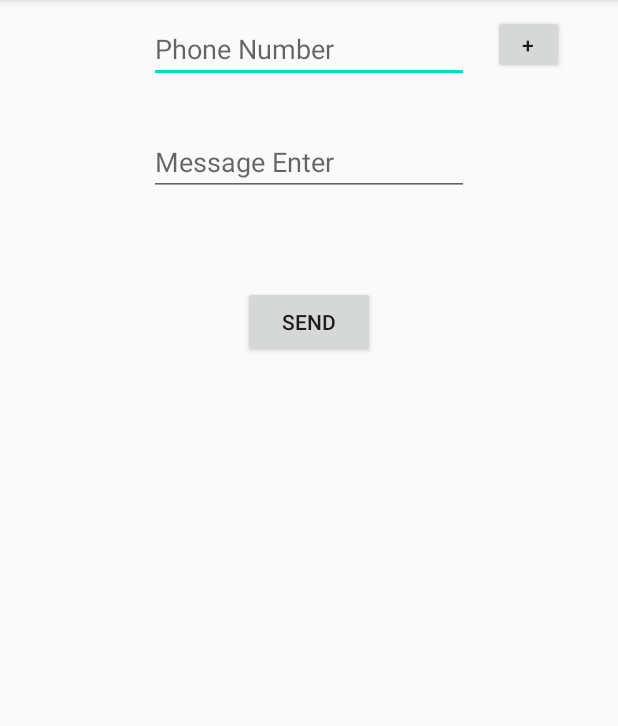
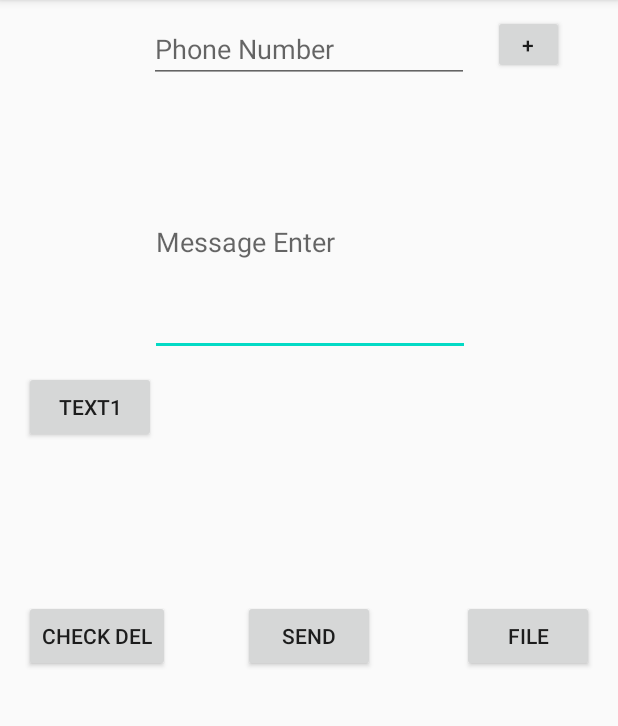
Before and after one commit to vitamincarrot/GroupSMS, an Android app: the screen it shows after launch (MainActivity), on a phone screen of 412 x 824 dp, the part 84-810 px from its top. Run offline under Robolectric (Android 15) with nearby library versions, the phone set to English and light mode, and no system bars.

Commit message:
치환 텍스트 변경

```diff
--- a/app/build.gradle
+++ b/app/build.gradle
@@ -33,4 +33,5 @@ dependencies {
     androidTestImplementation 'androidx.test.ext:junit:1.1.1'
     androidTestImplementation 'androidx.test.espresso:espresso-core:3.2.0'
 
+
 }
--- a/app/src/main/AndroidManifest.xml
+++ b/app/src/main/AndroidManifest.xml
@@ -12,7 +12,7 @@
         android:roundIcon="@mipmap/ic_launcher_round"
         android:supportsRtl="true"
         android:theme="@style/AppTheme">
-        <activity android:name=".MainActivity">
+        <activity android:name=".MainActivity" android:windowSoftInputMode="adjustNothing">
             <intent-filter>
                 <action android:name="android.intent.action.MAIN" />
 
--- a/app/src/main/java/com/example/groupsms/MainActivity.java
+++ b/app/src/main/java/com/example/groupsms/MainActivity.java
@@ -1,12 +1,7 @@
 package com.example.groupsms;
 
-import androidx.annotation.NonNull;
-import androidx.appcompat.app.AppCompatActivity;
-import androidx.core.app.ActivityCompat;
-import androidx.recyclerview.widget.LinearLayoutManager;
-import androidx.recyclerview.widget.RecyclerView;
-
 import android.Manifest;
+import android.content.DialogInterface;
 import android.content.pm.PackageManager;
 import android.os.Bundle;
 import android.telephony.SmsManager;
@@ -14,22 +9,40 @@ import android.util.Log;
 import android.view.View;
 import android.widget.Button;
 import android.widget.EditText;
+import android.widget.LinearLayout;
+import android.widget.ListView;
 import android.widget.Toast;
 
+import java.io.File;
 import java.util.ArrayList;
+
+import androidx.annotation.NonNull;
+import androidx.appcompat.app.AlertDialog;
+import androidx.appcompat.app.AppCompatActivity;
+import androidx.core.app.ActivityCompat;
+import androidx.recyclerview.widget.LinearLayoutManager;
+import androidx.recyclerview.widget.RecyclerView;
 
 public class MainActivity extends AppCompatActivity {
 
-    EditText num;
-    EditText msg;
-    Button sendBtn;
-    Button retryBtn;
-    Button addBtn;
     private static final int MY_PERMISSIONS_REQUEST_SEND_SMS = 1;
-    private RecyclerView recyclerView;
-    private RecyclerView.Adapter mAdapter;
-    private RecyclerView.LayoutManager layoutManager;
+    EditText num, msg;
+    Button sendBtn, retryBtn, addBtn, checkDelBtn, inputButton1;
+    Button btnSDCard;
+    String inputText1 = "Text1";
+    RecyclerView recyclerView;
+    private String[] FilePathStrings;
+    private String[] FileNameStrings;
+    private File[] listFile;
+    File file;
+    /*public RecyclerView.Adapter mAdapter;
+    public RecyclerView.LayoutManager layoutManager;*/
     ArrayList<String> myDataset = new ArrayList<>();
+    ArrayList<String> checkText = new ArrayList<>();
+    ArrayList<String> pathHistory;
+    String lastDirectory;
+    int count = 0;
+    ListView lvInternalStorage;
 
     @Override
     protected void onCreate(Bundle savedInstanceState) {
@@ -41,10 +54,12 @@ public class MainActivity extends AppCompatActivity {
         sendBtn = findViewById(R.id.sendbtn);
         retryBtn = findViewById(R.id.retrybtn);
         addBtn = findViewById(R.id.add);
-        recyclerView = (RecyclerView) findViewById(R.id.recyclerView);
+        recyclerView = findViewById(R.id.recyclerView);
+        checkDelBtn = findViewById(R.id.checkDel);
+        inputButton1 = findViewById(R.id.inputText1);
 
 
-        RecyclerView recyclerView = findViewById(R.id.recyclerView);
+        final RecyclerView recyclerView = findViewById(R.id.recyclerView);
         recyclerView.setLayoutManager(new LinearLayoutManager(getApplicationContext()));
 
         final MyAdapter adapter = new MyAdapter(myDataset);
@@ -52,18 +67,75 @@ public class MainActivity extends AppCompatActivity {
 
         checkForSmsPermission();
 
+        inputButton1.setOnClickListener(new View.OnClickListener() {
+            @Override
+            public void onClick(View v) {
+                insertSomeText(inputText1);
+            }
+        });
 
+        inputButton1.setOnLongClickListener(new View.OnLongClickListener() {
+            @Override
+            public boolean onLongClick(View v) {
+                Log.d("MainActivity_Log", "(changeTextBtn1) Long Clicked.");
+                final LinearLayout linear = (LinearLayout) View.inflate(MainActivity.this, R.layout.dialog_buttontextchange, null);
+
+                new AlertDialog.Builder(MainActivity.this)
+                        .setView(linear)
+                        .setPositiveButton("확인", new DialogInterface.OnClickListener() {
+                            public void onClick(DialogInterface dialog, int which) {
+                                EditText changeBtnText1 = linear.findViewById(R.id.changeEditText1);
+                                inputText1 = changeBtnText1.getText().toString();
+                                inputButton1.setText(inputText1);
+                                dialog.dismiss();
+                            }
+                        })
+
+                        .setNegativeButton("취소", new DialogInterface.OnClickListener() {
+                            @Override
+                            public void onClick(DialogInterface dialog, int which) {
+                                dialog.dismiss();
+                            }
+                        })
+                        .show();
+                return true;
+            }
+        });
+
+        checkDelBtn.setOnClickListener(new View.OnClickListener() {
+            @Override
+            public void onClick(View v) {
+                checkText = adapter.checkPos;
+                for (int i = 0; i < checkText.size(); i++) {
+                    myDataset.remove(checkText.get(i));
+                }
+
+                adapter.checkPos.removeAll(adapter.checkPos);
+                adapter.notifyDataSetChanged();
+
+            }
+        });
+
+
+        //"+"버튼 클릭시 번호 리스트 추가
         addBtn.setOnClickListener(new View.OnClickListener() {
             @Override
             public void onClick(View v) {
 
-                myDataset.add(num.getText().toString());
-                Log.d("data", "Data add : " + myDataset.get(0));
-                adapter.notifyDataSetChanged();
+                if (num.length() > 0) {
+                    myDataset.add(num.getText().toString());
+                    Log.d("MainActivity_Log", "(addBtn) Data add : " + myDataset.get(0));
+                    adapter.notifyDataSetChanged();
+                    num.getText().clear();
 
-                num.getText().clear();
+                } else {
+                    toastMsgShort("Enter the phonenumber!");
+
+                }
 
             }
+
+
         });
 
         sendBtn.setOnClickListener(new View.OnClickListener() {
@@ -91,21 +163,27 @@ public class MainActivity extends AppCompatActivity {
             }
         });
 
+    }
+
+    private void insertSomeText(String st) {
+        int start = Math.max(msg.getSelectionStart(), 0);
+        int end = Math.max(msg.getSelectionEnd(), 0);
+        msg.getText().replace(Math.min(start, end), Math.max(start, end), st);
+    }
 
 
-
-    }
-
+    //SMS 메세지 보내기
     private void sendSMS(String phoneNum, String message) {
         SmsManager sms = SmsManager.getDefault();
         sms.sendTextMessage(phoneNum, null, message, null, null);
     }
 
+    //SMS 보내기 권한 허용 했는지 확인
     private void checkForSmsPermission() {
         if (ActivityCompat.checkSelfPermission(this,
                 Manifest.permission.SEND_SMS) !=
                 PackageManager.PERMISSION_GRANTED) {
-            Log.d("checkself", "Dont grented!");
+            Log.d("MainActivity_Log", "(checkForSmsPermission) Dont grented!");
             // Permission not yet granted. Use requestPermissions().
             // MY_PERMISSIONS_REQUEST_SEND_SMS is an
             // app-defined int constant. The callback method gets the
@@ -114,31 +192,35 @@ public class MainActivity extends AppCompatActivity {
                     new String[]{Manifest.permission.SEND_SMS},
                     MY_PERMISSIONS_REQUEST_SEND_SMS);
 
-            Log.d("checkself", "" + Manifest.permission.SEND_SMS);
+            Log.d("MainActivity_Log", "(checkForSmsPermission) " + Manifest.permission.SEND_SMS);
 
         } else {
             // Permission already granted. Enable the SMS button.
-            Log.d("checkself", "Grented!");
-            Log.d("checkself", "" + Manifest.permission.SEND_SMS);
+            Log.d("MainActivity_Log", "(checkForSmsPermission) Grented!");
+            Log.d("MainActivity_Log", "(checkForSmsPermission) " + Manifest.permission.SEND_SMS);
             enableSmsButton();
         }
     }
 
+    //Retry 버튼 보이게
     private void disableSmsButton() {
         Toast.makeText(this, "SMS usage disabled", Toast.LENGTH_LONG).show();
         sendBtn.setVisibility(View.INVISIBLE);
         retryBtn.setVisibility(View.VISIBLE);
     }
 
+    //Send 버튼 보이게
     private void enableSmsButton() {
         sendBtn.setVisibility(View.VISIBLE);
         retryBtn.setVisibility(View.INVISIBLE);
     }
 
+    //Toast 메세지 길게
     private void toastMsgLong(String msg) {
         Toast.makeText(getApplicationContext(), msg, Toast.LENGTH_LONG).show();
     }
 
+    //Toast 메세지 짧게
     private void toastMsgShort(String msg) {
         Toast.makeText(getApplicationContext(), msg, Toast.LENGTH_SHORT).show();
     }
@@ -148,10 +230,10 @@ public class MainActivity extends AppCompatActivity {
     public void onRequestPermissionsResult(int requestCode, @NonNull String[] permissions, @NonNull int[] grantResults) {
         if (requestCode == MY_PERMISSIONS_REQUEST_SEND_SMS) {
             if (grantResults.length > 0 && grantResults[0] == PackageManager.PERMISSION_GRANTED) {
-                Log.d("checkself", "Permission has been granted");
+                Log.d("MainActivity_Log", "(onRequestPermissionsResult) Permission has been granted");
                 enableSmsButton();
             } else {
-                Log.d("checkself", "Permission has been denied or request cancelled");
+                Log.d("MainActivity_Log", "(onRequestPermissionsResult) Permission has been denied or request cancelled");
                 disableSmsButton();
             }
         }
--- a/app/src/main/java/com/example/groupsms/MyAdapter.java
+++ b/app/src/main/java/com/example/groupsms/MyAdapter.java
@@ -5,7 +5,6 @@ import android.util.Log;
 import android.view.LayoutInflater;
 import android.view.View;
 import android.view.ViewGroup;
-import android.widget.Button;
 import android.widget.CheckBox;
 import android.widget.CompoundButton;
 import android.widget.TextView;
@@ -15,16 +14,13 @@ import java.util.ArrayList;
 import androidx.recyclerview.widget.RecyclerView;
 
 public class MyAdapter extends RecyclerView.Adapter<MyAdapter.MyViewHolder> {
-    private ArrayList<String> mDataset = null;
-    private ArrayList<String> checkPos = new ArrayList<>();
+    private ArrayList<String> mDataSet;
+    public ArrayList<String> checkPos = new ArrayList<>();
 
-    // Provide a reference to the views for each data item
-    // Complex data items may need more than one view per item, and
-    // you provide access to all the views for a data item in a view holder
+
     public static class MyViewHolder extends RecyclerView.ViewHolder {
-        // each data item is just a string in this case
+
         public TextView textView;
-        public int pos;
         public CheckBox checkBox;
 
         public MyViewHolder(View v) {
@@ -33,31 +29,17 @@ public class MyAdapter extends RecyclerView.Adapter<MyAdapter.MyViewHolder> {
             checkBox = v.findViewById(R.id.checkBox);
 
 
-           /* v.setOnClickListener(new View.OnClickListener() {
-                @Override
-                public void onClick(View v) {
-                    Log.d("myadapter","Clicked!");
-
-                    pos = getAdapterPosition();
-                    if (pos != RecyclerView.NO_POSITION){
-                        Log.d("myadapter","Position NO : " + pos);
-
-                    }
-                }
-            });*/
         }
     }
 
-    // Provide a suitable constructor (depends on the kind of dataset)
     public MyAdapter(ArrayList<String> myDataset) {
-        mDataset = myDataset;
+        mDataSet = myDataset;
     }
 
-    // Create new views (invoked by the layout manager)
+
     @Override
     public MyAdapter.MyViewHolder onCreateViewHolder(ViewGroup parent,
                                                      int viewType) {
-        // create a new view
         Context context = parent.getContext();
         LayoutInflater inflater = (LayoutInflater) context.getSystemService(Context.LAYOUT_INFLATER_SERVICE);
         View view = inflater.inflate(R.layout.phonenumber_view, parent, false);
@@ -65,31 +47,38 @@ public class MyAdapter extends RecyclerView.Adapter<MyAdapter.MyViewHolder> {
         return vh;
     }
 
-    // Replace the contents of a view (invoked by the layout manager)
     @Override
     public void onBindViewHolder(MyViewHolder holder, final int position) {
-        // - get element from your dataset at this position
-        // - replace the contents of the view with that element
-        String text = mDataset.get(position);
+        String text = mDataSet.get(position);
+        if (checkPos.size() == 0) {
+            holder.checkBox.setChecked(false);
+
+        }
+
         holder.textView.setText(text);
         holder.checkBox.setOnCheckedChangeListener(new CompoundButton.OnCheckedChangeListener() {
             @Override
             public void onCheckedChanged(CompoundButton buttonView, boolean isChecked) {
-                if (isChecked){
-                    checkPos.add("" + position);
-                    Log.d("myadapter", "Add delete data position : " + position);
-                } else {
-                    checkPos.remove("" + position);
-                    Log.d("myadapter", "Remove delete data position : " + position);
+
+                if (mDataSet.size() > 0) {
+                    if (isChecked) {
+                        checkPos.add(mDataSet.get(position));
+                        Log.d("MyAdapter_Log", "(onBindViewHolder) Add delete data position : " + mDataSet.get(position));
+                    } else {
+                        checkPos.remove(mDataSet.get(position));
+                        Log.d("MyAdapter_Log", "(onBindViewHolder) Remove delete data position : " + mDataSet.get(position));
+                    }
                 }
+
             }
+
+
         });
 
     }
 
-    // Return the size of your dataset (invoked by the layout manager)
     @Override
     public int getItemCount() {
-        return mDataset.size();
+        return mDataSet.size();
     }
 }
--- a/app/src/main/res/layout/activity_main.xml
+++ b/app/src/main/res/layout/activity_main.xml
@@ -6,17 +6,74 @@
     android:layout_height="match_parent"
     tools:context=".MainActivity">
 
-    <EditText
-        android:id="@+id/phonenumber"
+    <Button
+        android:id="@+id/sendbtn"
         android:layout_width="wrap_content"
         android:layout_height="wrap_content"
+        android:layout_marginBottom="10dp"
+        android:text="SEND"
+        android:visibility="invisible"
+        app:layout_constraintBottom_toTopOf="@+id/recyclerView"
+        app:layout_constraintEnd_toEndOf="parent"
+        app:layout_constraintStart_toStartOf="parent" />
+
+    <Button
+        android:id="@+id/retrybtn"
+        android:layout_width="wrap_content"
+        android:layout_height="wrap_content"
+        android:layout_marginBottom="10dp"
+        android:text="RETRY"
+        android:visibility="invisible"
+        app:layout_constraintBottom_toTopOf="@+id/recyclerView"
+        app:layout_constraintEnd_toEndOf="parent"
+        app:layout_constraintStart_toStartOf="parent" />
+
+    <Button
+        android:id="@+id/checkDel"
+        android:layout_width="wrap_content"
+        android:layout_height="wrap_content"
+        android:layout_marginStart="16dp"
+        android:layout_marginLeft="16dp"
+        android:layout_marginBottom="10dp"
+        android:text="CHECK DEL"
+        app:layout_constraintBottom_toTopOf="@+id/recyclerView"
+        app:layout_constraintEnd_toStartOf="@+id/sendbtn"
+        app:layout_constraintHorizontal_bias="0.0"
+        app:layout_constraintStart_toStartOf="parent" />
+
+    <Button
+        android:id="@+id/add"
+        android:layout_width="47dp"
+        android:layout_height="39dp"
         android:layout_marginTop="10dp"
-        android:ems="10"
-        android:hint="Phone Number"
-        android:inputType="textPersonName"
+        android:layout_marginEnd="20dp"
+        android:layout_marginRight="20dp"
+        android:text="+"
         app:layout_constraintEnd_toEndOf="parent"
+        app:layout_constraintStart_toEndOf="@+id/phonenumber"
+        app:layout_constraintTop_toTopOf="parent" />
+
+    <Button
+        android:id="@+id/btnSDCard"
+        android:layout_width="wrap_content"
+        android:layout_height="wrap_content"
+        android:layout_marginEnd="16dp"
+        android:layout_marginRight="16dp"
+        android:layout_marginBottom="10dp"
+        android:text="File"
+        app:layout_constraintBottom_toTopOf="@+id/recyclerView"
+        app:layout_constraintEnd_toEndOf="parent" />
+
+    <Button
+        android:id="@+id/inputText1"
+        android:layout_width="wrap_content"
+        android:layout_height="wrap_content"
+        android:layout_marginStart="16dp"
+        android:layout_marginLeft="16dp"
+        android:layout_marginTop="10dp"
+        android:text="Text1"
         app:layout_constraintStart_toStartOf="parent"
-        app:layout_constraintTop_toTopOf="parent" />
+        app:layout_constraintTop_toBottomOf="@+id/message" />
 
     <EditText
         android:id="@+id/message"
@@ -25,56 +82,39 @@
         android:layout_marginTop="30dp"
         android:ems="10"
         android:hint="Message Enter"
-        android:inputType="textPersonName"
+        android:inputType="textMultiLine"
+        android:lines="8"
+        android:maxLines="10"
+        android:minLines="6"
+        android:scrollbars="vertical"
         app:layout_constraintEnd_toEndOf="parent"
+        app:layout_constraintHorizontal_bias="0.502"
         app:layout_constraintStart_toStartOf="parent"
         app:layout_constraintTop_toBottomOf="@+id/phonenumber" />
 
-    <Button
-        android:id="@+id/sendbtn"
+    <EditText
+        android:id="@+id/phonenumber"
         android:layout_width="wrap_content"
         android:layout_height="wrap_content"
-        android:layout_marginTop="60dp"
-        android:text="SEND"
+        android:layout_marginTop="10dp"
+        android:ems="10"
+        android:hint="Phone Number"
+        android:inputType="phone"
         app:layout_constraintEnd_toEndOf="parent"
         app:layout_constraintStart_toStartOf="parent"
-        app:layout_constraintTop_toBottomOf="@+id/message"
-        android:visibility="invisible"/>
-
-    <Button
-        android:id="@+id/retrybtn"
-        android:layout_width="wrap_content"
-        android:layout_height="wrap_content"
-        android:layout_marginTop="60dp"
-        android:text="RETRY"
-        app:layout_constraintEnd_toEndOf="parent"
-        app:layout_constraintStart_toStartOf="parent"
-        app:layout_constraintTop_toBottomOf="@+id/message"
-        android:visibility="invisible"/>
+        app:layout_constraintTop_toTopOf="parent" />
 
     <androidx.recyclerview.widget.RecyclerView
         android:id="@+id/recyclerView"
-        android:layout_width="322dp"
-        android:layout_height="431dp"
-        android:layout_marginBottom="15dp"
+        android:layout_width="0dp"
+        android:layout_height="300dp"
+        android:layout_marginStart="16dp"
+        android:layout_marginLeft="16dp"
         android:layout_marginEnd="16dp"
-        android:layout_marginLeft="16dp"
         android:layout_marginRight="16dp"
-        android:layout_marginStart="16dp"
-        android:layout_marginTop="15dp"
+        android:layout_marginBottom="10dp"
+        app:layout_constraintBottom_toBottomOf="parent"
         app:layout_constraintEnd_toEndOf="parent"
-        app:layout_constraintStart_toStartOf="parent"
-        app:layout_constraintTop_toBottomOf="@+id/sendbtn" />
-
-    <Button
-        android:id="@+id/add"
-        android:layout_width="47dp"
-        android:layout_height="39dp"
-        android:layout_marginEnd="20dp"
-        android:layout_marginRight="20dp"
-        android:layout_marginTop="10dp"
-        android:text="+"
-        app:layout_constraintEnd_toEndOf="parent"
-        app:layout_constraintStart_toEndOf="@+id/phonenumber"
-        app:layout_constraintTop_toTopOf="parent" />
+        app:layout_constraintHorizontal_bias="0.0"
+        app:layout_constraintStart_toStartOf="parent" />
 </androidx.constraintlayout.widget.ConstraintLayout>
```
Also changed, not shown: app/src/main/res/layout/dialog_buttontextchange.xml (added, +16 -0 lines), app/src/main/res/layout/phonenumber_view.xml (+4 -3 lines).
